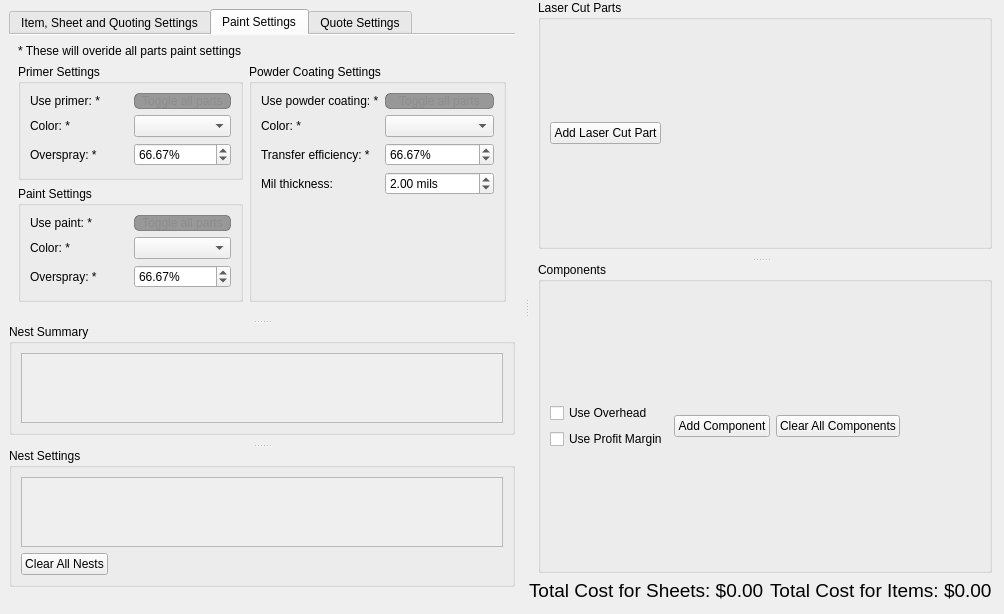
First picture: the form in ui/quote_widget.ui, repository TheCodingJsoftware/Invigo, before the edit.
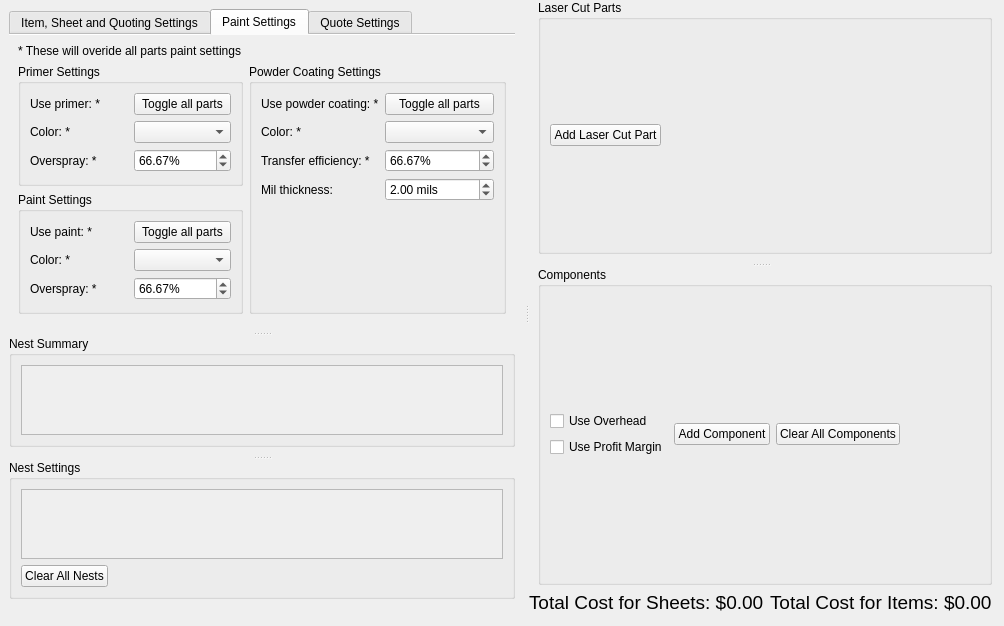
Second picture: the form after the edit. The open tabs and pages were chosen to show the change.

Commit message: quote generator 2 in progress

The edit to the form file:
```diff
--- a/ui/quote_widget.ui
+++ b/ui/quote_widget.ui
@@ -7,7 +7,7 @@
     <x>0</x>
     <y>0</y>
     <width>724</width>
-    <height>461</height>
+    <height>475</height>
    </rect>
   </property>
   <property name="windowTitle">
@@ -716,40 +716,7 @@
                                     </size>
                                    </property>
                                    <property name="styleSheet">
-                                    <string notr="true">QPushButton#pushButton_toggle_primer{
-	color: #ffffff;
-    background-color: #3daee9;
-    border: 1px solid #3daee9;
-    border-radius: 5px;
-}
-QPushButton#pushButton_toggle_primer:checked{
-    background-color: #3daee9;
-    color: #171717;
-
-}
-QPushButton#pushButton_toggle_primer:hover{
-    background-color: #48b6ed;
-    border-color: #3daee9;
-}
-QPushButton#pushButton_toggle_primer:pressed{
-    background-color: #2b92c5;
-}
-
-QPushButton#pushButton_toggle_primer:!checked {
-    background-color: rgba(71, 71, 71, 130);
-    border-color: rgba(71, 71, 71, 130);
-    color: #8C8C8C;
-}
-
-QPushButton:hover#pushButton_toggle_primer:!checked {
-    background-color: rgba(76, 76, 76, 130);
-    border-color: #3daee9;
-}
-
-QPushButton:pressed#pushButton_toggle_primer:!checked {
-    background-color: #3daee9;
-    color: #171717;
-}</string>
+                                    <string notr="true"/>
                                    </property>
                                    <property name="text">
                                     <string>Toggle all parts</string>
@@ -839,39 +806,7 @@
                                     </size>
                                    </property>
                                    <property name="styleSheet">
-                                    <string notr="true">QPushButton#pushButton_toggle_paint{
-	color: #ffffff;
-    background-color: #3daee9;
-    border: 1px solid #3daee9;
-    border-radius: 5px;
-}
-QPushButton#pushButton_toggle_paint:checked{
-    background-color: #3daee9;
-    color: #171717;
-}
-QPushButton#pushButton_toggle_paint:hover{
-    background-color: #48b6ed;
-    border-color: #3daee9;
-}
-QPushButton#pushButton_toggle_paint:pressed{
-    background-color: #2b92c5;
-}
-
-QPushButton#pushButton_toggle_paint:!checked {
-    background-color: rgba(71, 71, 71, 130);
-    border-color: rgba(71, 71, 71, 130);
-    color: #8C8C8C;
-}
-
-QPushButton:hover#pushButton_toggle_paint:!checked {
-    background-color: rgba(76, 76, 76, 130);
-    border-color: #3daee9;
-}
-
-QPushButton:pressed#pushButton_toggle_paint:!checked {
-    background-color: #3daee9;
-    color: #171717;
-}</string>
+                                    <string notr="true"/>
                                    </property>
                                    <property name="text">
                                     <string>Toggle all parts</string>
@@ -938,39 +873,7 @@
                                 </size>
                                </property>
                                <property name="styleSheet">
-                                <string notr="true">QPushButton#pushButton_toggle_powder_coating{
-	color: #ffffff;
-    background-color: #3daee9;
-    border: 1px solid #3daee9;
-    border-radius: 5px;
-}
-QPushButton#pushButton_toggle_powder_coating:checked{
-    background-color: #3daee9;
-    color: #171717;
-}
-QPushButton#pushButton_toggle_powder_coating:hover{
-    background-color: #48b6ed;
-    border-color: #3daee9;
-}
-QPushButton#pushButton_toggle_powder_coating:pressed{
-    background-color: #2b92c5;
-}
-
-QPushButton#pushButton_toggle_powder_coating:!checked {
-    background-color: rgba(71, 71, 71, 130);
-    border-color: rgba(71, 71, 71, 130);
-    color: #8C8C8C;
-}
-
-QPushButton:hover#pushButton_toggle_powder_coating:!checked {
-    background-color: rgba(76, 76, 76, 130);
-    border-color: #3daee9;
-}
-
-QPushButton:pressed#pushButton_toggle_powder_coating:!checked {
-    background-color: #3daee9;
-    color: #171717;
-}</string>
+                                <string notr="true"/>
                                </property>
                                <property name="text">
                                 <string>Toggle all parts</string>
```
Left out of the diff: 34 changed lines with no effect on the pictures. The commit also changes 59 other files.
